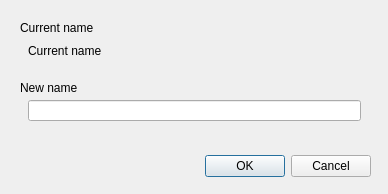
Old version of the form renamedialog.ui in the repository haraki/farman.
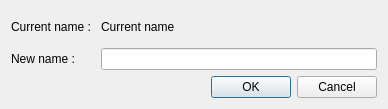
New version of the form.

Patch:
```diff
--- a/renamedialog.ui
+++ b/renamedialog.ui
@@ -7,120 +7,48 @@
     <x>0</x>
     <y>0</y>
     <width>388</width>
-    <height>194</height>
+    <height>109</height>
    </rect>
   </property>
   <property name="windowTitle">
    <string>Dialog</string>
   </property>
-  <widget class="QDialogButtonBox" name="buttonBox">
-   <property name="geometry">
-    <rect>
-     <x>30</x>
-     <y>150</y>
-     <width>341</width>
-     <height>32</height>
-    </rect>
-   </property>
-   <property name="orientation">
-    <enum>Qt::Horizontal</enum>
-   </property>
-   <property name="standardButtons">
-    <set>QDialogButtonBox::Cancel|QDialogButtonBox::Ok</set>
-   </property>
-  </widget>
-  <widget class="QLabel" name="currentFileNameLabel">
-   <property name="geometry">
-    <rect>
-     <x>20</x>
-     <y>20</y>
-     <width>91</width>
-     <height>16</height>
-    </rect>
-   </property>
-   <property name="text">
-    <string>Current name</string>
-   </property>
-  </widget>
-  <widget class="QWidget" name="layoutWidget">
-   <property name="geometry">
-    <rect>
-     <x>20</x>
-     <y>40</y>
-     <width>341</width>
-     <height>22</height>
-    </rect>
-   </property>
-   <layout class="QHBoxLayout" name="currentFileNameHorizontalLayout">
-    <item>
-     <spacer name="currentFileNameHorizontalSpacer">
-      <property name="orientation">
-       <enum>Qt::Horizontal</enum>
-      </property>
-      <property name="sizeType">
-       <enum>QSizePolicy::Fixed</enum>
-      </property>
-      <property name="sizeHint" stdset="0">
-       <size>
-        <width>8</width>
-        <height>20</height>
-       </size>
-      </property>
-     </spacer>
-    </item>
-    <item>
-     <widget class="QLabel" name="currentFileNameFileNameLabel">
-      <property name="text">
-       <string>Current name</string>
-      </property>
-     </widget>
-    </item>
-   </layout>
-  </widget>
-  <widget class="QLabel" name="newFileNameLabel">
-   <property name="geometry">
-    <rect>
-     <x>20</x>
-     <y>80</y>
-     <width>71</width>
-     <height>16</height>
-    </rect>
-   </property>
-   <property name="text">
-    <string>New name</string>
-   </property>
-  </widget>
-  <widget class="QWidget" name="layoutWidget_2">
-   <property name="geometry">
-    <rect>
-     <x>20</x>
-     <y>100</y>
-     <width>341</width>
-     <height>21</height>
-    </rect>
-   </property>
-   <layout class="QHBoxLayout" name="newFileNameHorizontalLayout">
-    <item>
-     <spacer name="newFileNameHorizontalSpacer">
-      <property name="orientation">
-       <enum>Qt::Horizontal</enum>
-      </property>
-      <property name="sizeType">
-       <enum>QSizePolicy::Fixed</enum>
-      </property>
-      <property name="sizeHint" stdset="0">
-       <size>
-        <width>8</width>
-        <height>20</height>
-       </size>
-      </property>
-     </spacer>
-    </item>
-    <item>
-     <widget class="QLineEdit" name="newFileNameLineEdit"/>
-    </item>
-   </layout>
-  </widget>
+  <layout class="QGridLayout" name="gridLayout" columnstretch="0,1">
+   <item row="2" column="1">
+    <widget class="QLineEdit" name="newNameLineEdit"/>
+   </item>
+   <item row="0" column="1">
+    <widget class="QLabel" name="currentNameLabel">
+     <property name="text">
+      <string>Current name</string>
+     </property>
+    </widget>
+   </item>
+   <item row="0" column="0">
+    <widget class="QLabel" name="currentNameHeadLabel">
+     <property name="text">
+      <string>Current name : </string>
+     </property>
+    </widget>
+   </item>
+   <item row="2" column="0">
+    <widget class="QLabel" name="newNameHeadLabel">
+     <property name="text">
+      <string>New name : </string>
+     </property>
+    </widget>
+   </item>
+   <item row="3" column="0" colspan="2">
+    <widget class="QDialogButtonBox" name="buttonBox">
+     <property name="orientation">
+      <enum>Qt::Horizontal</enum>
+     </property>
+     <property name="standardButtons">
+      <set>QDialogButtonBox::Cancel|QDialogButtonBox::Ok</set>
+     </property>
+    </widget>
+   </item>
+  </layout>
  </widget>
  <resources/>
  <connections>
```
Left out of the diff: 2 changed lines with no effect on the pictures.
